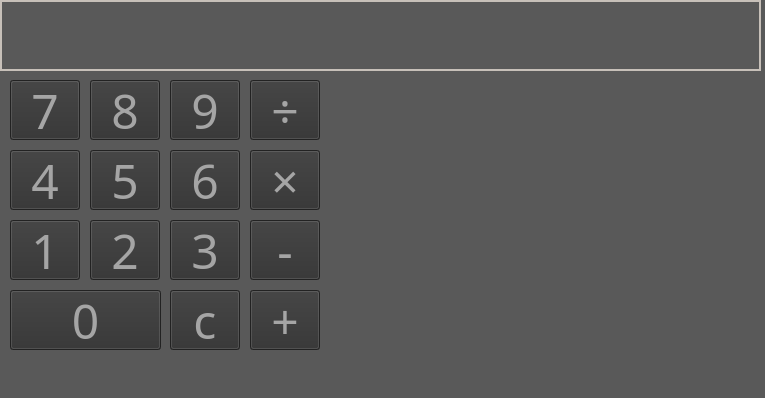
The window that ui/calculator.ui (rodrng/python_Ui) describes before a commit, drawn with Qt 5.
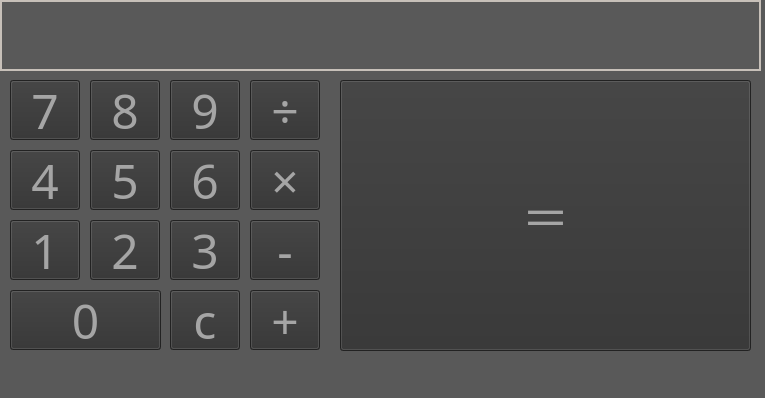
The same window after the commit.

The edit to the form file:
```diff
--- a/ui/calculator.ui
+++ b/ui/calculator.ui
@@ -418,6 +418,31 @@
      <string>×</string>
     </property>
    </widget>
+   <widget class="QPushButton" name="btn_result">
+    <property name="geometry">
+     <rect>
+      <x>340</x>
+      <y>80</y>
+      <width>411</width>
+      <height>271</height>
+     </rect>
+    </property>
+    <property name="font">
+     <font>
+      <family>맑은 고딕</family>
+      <pointsize>36</pointsize>
+      <weight>50</weight>
+      <bold>false</bold>
+     </font>
+    </property>
+    <property name="styleSheet">
+     <string notr="true">background-color: rgb(48, 48, 48);
+color: rgb(165, 165, 165);</string>
+    </property>
+    <property name="text">
+     <string>＝</string>
+    </property>
+   </widget>
   </widget>
   <widget class="QMenuBar" name="menubar">
    <property name="geometry">
```
Left out of the diff: 8 changed lines with no effect on the pictures.
